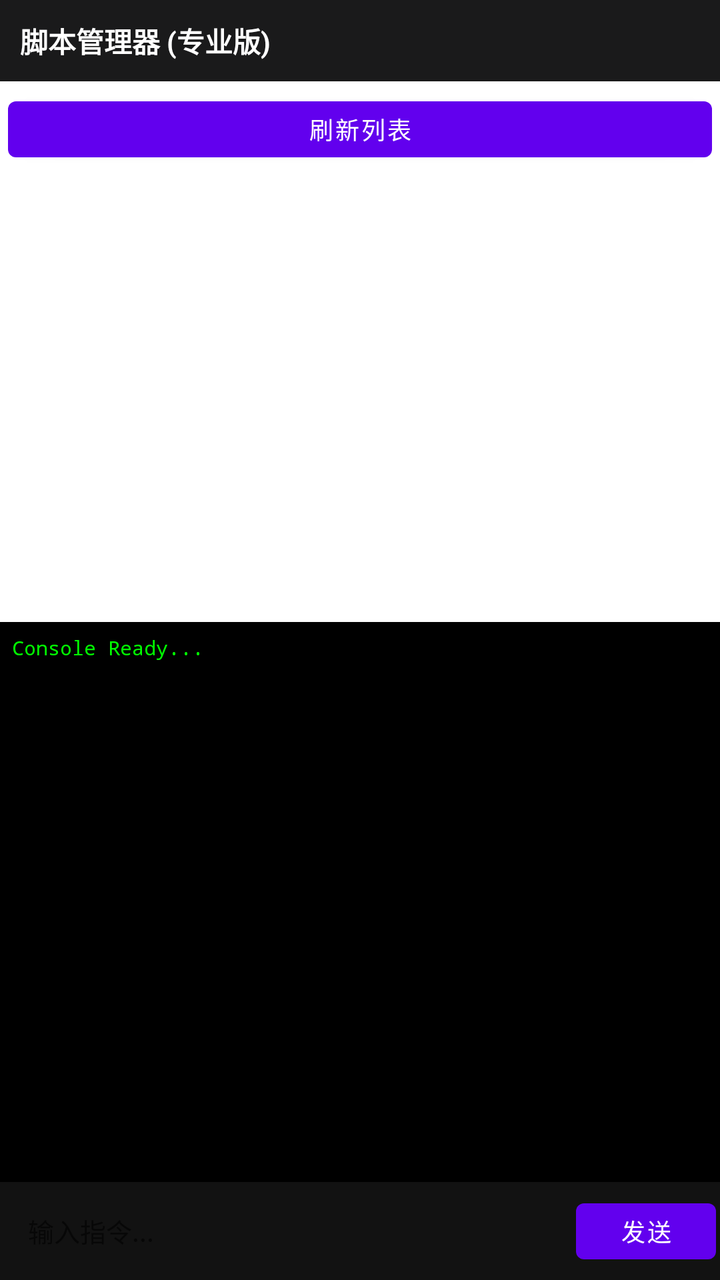
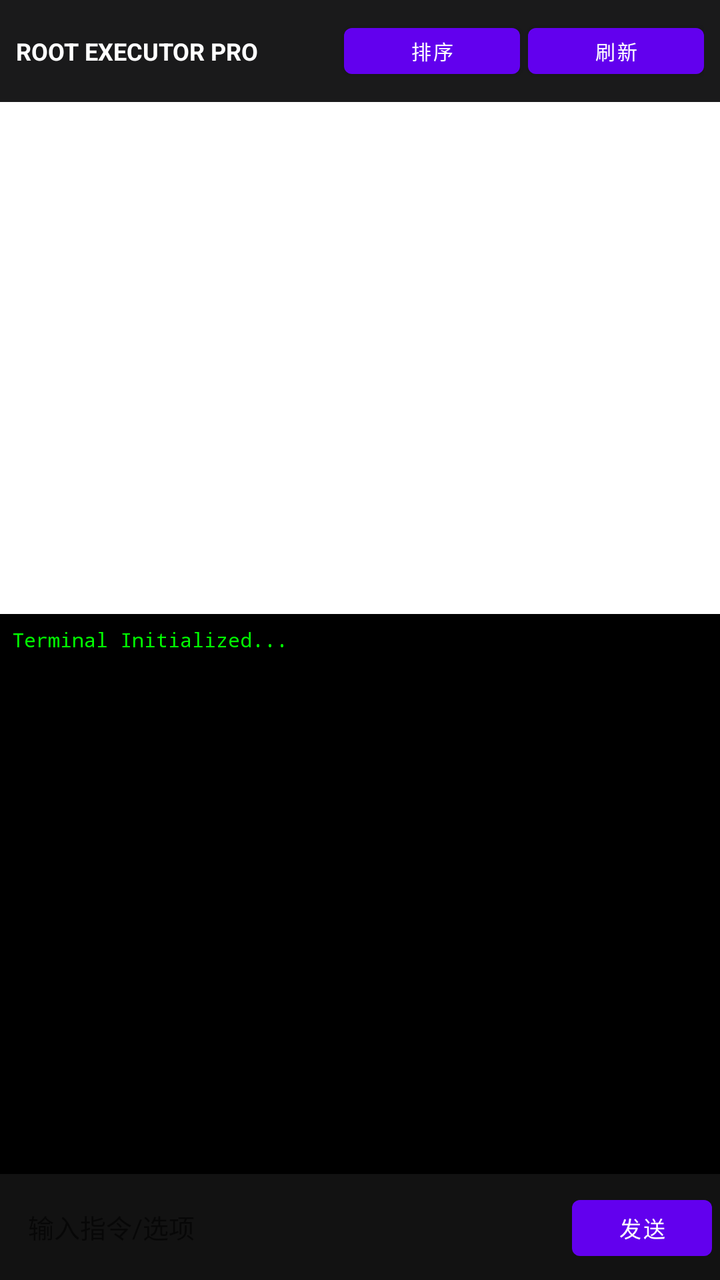

Two renders of the same Android screen: before a commit and after it. Below are the layout's source before the change and the commit's diff.
<!-- AndroidManifest.xml: application theme Theme.RootScriptExecutor -->
<!-- res/layout/activity_main.xml -->
<?xml version="1.0" encoding="utf-8"?>
<LinearLayout xmlns:android="http://schemas.android.com/apk/res/android"
    android:layout_width="match_parent"
    android:layout_height="match_parent"
    android:orientation="vertical"
    android:background="?android:attr/windowBackground">

    <TextView
        android:id="@+id/tv_title"
        android:layout_width="match_parent"
        android:layout_height="wrap_content"
        android:background="#1A1A1B"
        android:padding="10dp"
        android:text="脚本管理器 (专业版)"
        android:textColor="#FFFFFF"
        android:textSize="14sp"
        android:textStyle="bold" />

    <Button
        android:id="@+id/btn_refresh"
        android:layout_width="match_parent"
        android:layout_height="40dp"
        android:layout_margin="4dp"
        android:text="刷新列表"
        android:textSize="12sp" />

    <ListView
        android:id="@+id/script_list"
        android:layout_width="match_parent"
        android:layout_height="0dp"
        android:layout_weight="1"
        android:divider="#333333"
        android:dividerHeight="0.5dp"
        android:background="?android:attr/colorBackground" />

    <ScrollView
        android:id="@+id/console_scroll"
        android:layout_width="match_parent"
        android:layout_height="280dp"
        android:background="#000000"
        android:padding="6dp">
        <TextView
            android:id="@+id/console_output"
            android:layout_width="match_parent"
            android:layout_height="wrap_content"
            android:fontFamily="monospace"
            android:text="Console Ready...\n"
            android:textColor="#00FF00" 
            android:textSize="10sp" 
            android:lineSpacingExtra="2dp" />
    </ScrollView>

    <LinearLayout
        android:layout_width="match_parent"
        android:layout_height="wrap_content"
        android:background="#121212"
        android:padding="2dp"
        android:orientation="horizontal">
        <EditText
            android:id="@+id/et_input"
            android:layout_width="0dp"
            android:layout_height="45dp"
            android:layout_weight="1"
            android:hint="输入指令..."
            android:textColor="#FFFFFF"
            android:textSize="13sp"
            android:background="@null"
            android:paddingStart="12dp" />
        <Button
            android:id="@+id/btn_send"
            android:layout_width="70dp"
            android:layout_height="40dp"
            android:text="发送"
            android:textSize="12sp" />
    </LinearLayout>
</LinearLayout>
<!-- resources referenced by this layout -->
<resources>
  <style name="Theme.RootScriptExecutor" parent="Theme.MaterialComponents.DayNight.DarkActionBar">
          
          <item name="colorPrimary">@color/purple_500</item>
          <item name="colorPrimaryVariant">@color/purple_700</item>
          <item name="colorOnPrimary">@color/white</item>
          
          <item name="colorSecondary">@color/teal_200</item>
          <item name="colorSecondaryVariant">@color/teal_700</item>
          <item name="colorOnSecondary">@color/black</item>
          
          <item name="android:statusBarColor" tools:targetApi="l">?attr/colorPrimaryVariant</item>
          
      </style>
  <color name="purple_500">#FF6200EE</color>
  <color name="purple_700">#FF3700B3</color>
  <color name="white">#FFFFFFFF</color>
  <color name="teal_200">#FF03DAC5</color>
  <color name="teal_700">#FF018786</color>
  <color name="black">#FF000000</color>
</resources>

<!-- the commit's change to res/layout/activity_main.xml (unified diff, before → after) -->
@@ -5,33 +5,32 @@
     android:orientation="vertical"
     android:background="?android:attr/windowBackground">
 
-    <TextView
-        android:id="@+id/tv_title"
+    <LinearLayout
         android:layout_width="match_parent"
         android:layout_height="wrap_content"
         android:background="#1A1A1B"
-        android:padding="10dp"
-        android:text="脚本管理器 (专业版)"
-        android:textColor="#FFFFFF"
-        android:textSize="14sp"
-        android:textStyle="bold" />
-
-    <Button
-        android:id="@+id/btn_refresh"
-        android:layout_width="match_parent"
-        android:layout_height="40dp"
-        android:layout_margin="4dp"
-        android:text="刷新列表"
-        android:textSize="12sp" />
+        android:padding="8dp"
+        android:gravity="center_vertical">
+        <TextView
+            android:layout_width="0dp"
+            android:layout_height="wrap_content"
+            android:layout_weight="1"
+            android:text="ROOT EXECUTOR PRO"
+            android:textColor="#FFFFFF"
+            android:textSize="12sp"
+            android:textStyle="bold" />
+        <Button id="@+id/btn_sort" android:layout_width="wrap_content" android:layout_height="35dp" android:text="排序" android:textSize="10sp" android:layout_marginEnd="4dp"/>
+        <Button id="@+id/btn_refresh" android:layout_width="wrap_content" android:layout_height="35dp" android:text="刷新" android:textSize="10sp" />
+    </LinearLayout>
 
     <ListView
         android:id="@+id/script_list"
         android:layout_width="match_parent"
         android:layout_height="0dp"
         android:layout_weight="1"
-        android:divider="#333333"
-        android:dividerHeight="0.5dp"
-        android:background="?android:attr/colorBackground" />
+        android:background="?android:attr/colorBackground"
+        android:divider="#444444"
+        android:dividerHeight="0.5dp" />
 
     <ScrollView
         android:id="@+id/console_scroll"
@@ -44,33 +43,31 @@
             android:layout_width="match_parent"
             android:layout_height="wrap_content"
             android:fontFamily="monospace"
-            android:text="Console Ready...\n"
+            android:text="Terminal Initialized...\n"
             android:textColor="#00FF00" 
-            android:textSize="10sp" 
-            android:lineSpacingExtra="2dp" />
+            android:textSize="10sp" />
     </ScrollView>
 
     <LinearLayout
         android:layout_width="match_parent"
         android:layout_height="wrap_content"
         android:background="#121212"
-        android:padding="2dp"
-        android:orientation="horizontal">
+        android:padding="4dp">
         <EditText
             android:id="@+id/et_input"
             android:layout_width="0dp"
             android:layout_height="45dp"
             android:layout_weight="1"
-            android:hint="输入指令..."
+            android:hint="输入指令/选项"
             android:textColor="#FFFFFF"
             android:textSize="13sp"
             android:background="@null"
-            android:paddingStart="12dp" />
+            android:paddingStart="10dp" />
         <Button
             android:id="@+id/btn_send"
             android:layout_width="70dp"
             android:layout_height="40dp"
             android:text="发送"
-            android:textSize="12sp" />
+            android:textSize="11sp" />
     </LinearLayout>
 </LinearLayout>
